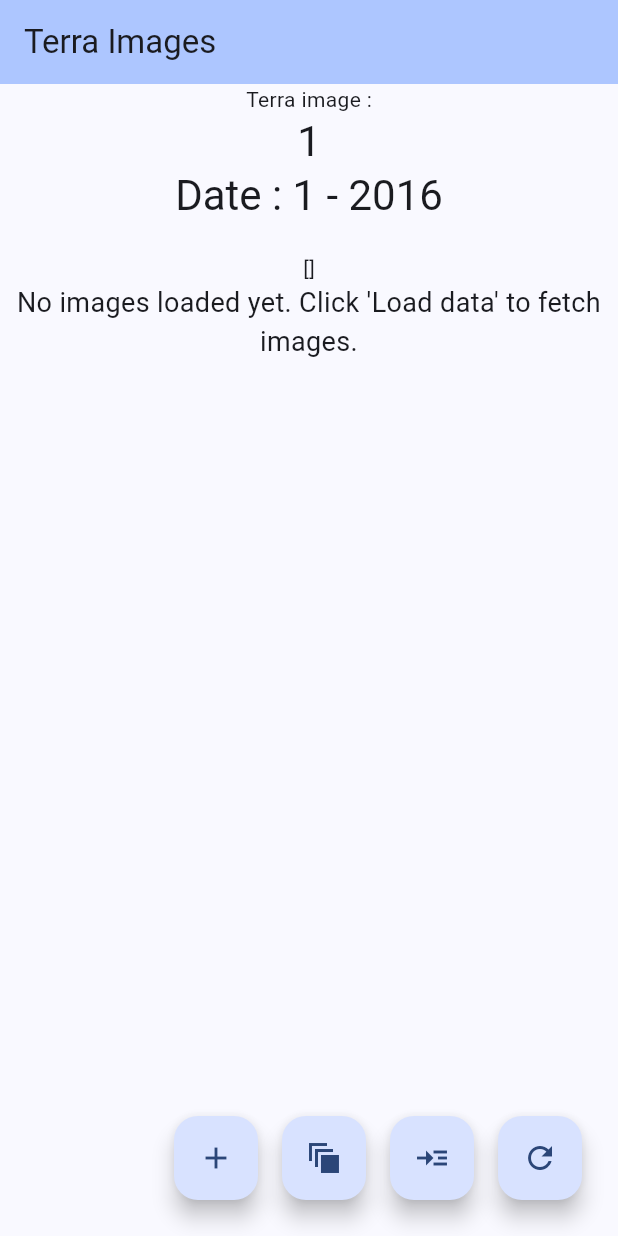
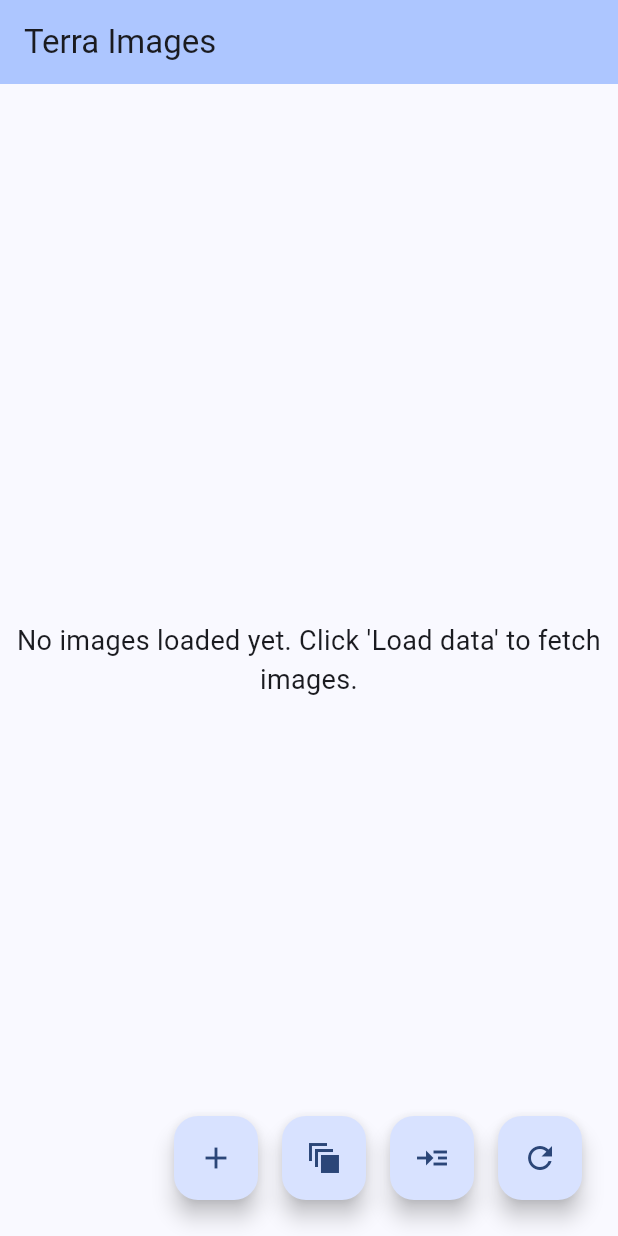
Before and after one commit to diygun/terra_image, a Flutter app: the screen it shows after launch, on a phone screen of 412 x 824 dp. Run offline on Flutter 3.47's test engine with Material 3 defaults, Android fonts, the phone set to English and light mode, and no system bars.

Commit message:
init debugging

```diff
--- a/lib/main.dart
+++ b/lib/main.dart
@@ -122,27 +122,28 @@ class _MyHomePageState extends State<MyHomePage> {
         backgroundColor: Theme.of(context).colorScheme.inversePrimary,
         title: Text(widget.title),
       ),
-      body: Column(
-        children: [
-          Center(
-            child: Column(
-              children: [
-                const Text(
-                  'Terra image :',
-                ),
-                Text(
-                  '$_counter',
-                  style: Theme.of(context).textTheme.headlineMedium,
-                ),
-                Text(
-                  'Date : $month - $year',
-                  style: Theme.of(context).textTheme.headlineMedium,
-                ),
-                Text(_response),
-                Text('$imageUrls'),
-              ],
-            ),
-          ),
+      body:
+      // Column(
+      //   children: [
+      //     Center(
+      //       child: Column(
+      //         children: [
+      //           const Text(
+      //             'Terra image :',
+      //           ),
+      //           Text(
+      //             '$_counter',
+      //             style: Theme.of(context).textTheme.headlineMedium,
+      //           ),
+      //           Text(
+      //             'Date : $month - $year',
+      //             style: Theme.of(context).textTheme.headlineMedium,
+      //           ),
+      //           Text(_response),
+      //           Text('$imageUrls'),
+      //         ],
+      //       ),
+      //     ),
 
           Center(
             child: imageUrls.isEmpty
@@ -202,8 +203,8 @@ class _MyHomePageState extends State<MyHomePage> {
                     },
                   ),
           ),
-        ],
-      ),
+      //   ],
+      // ),
 
       // Center(
       //   child: Column(
```
